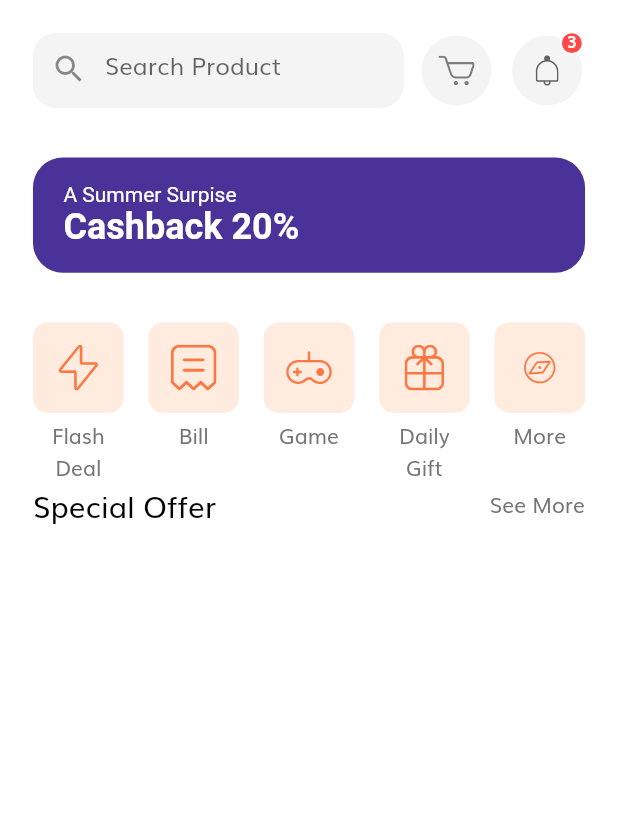
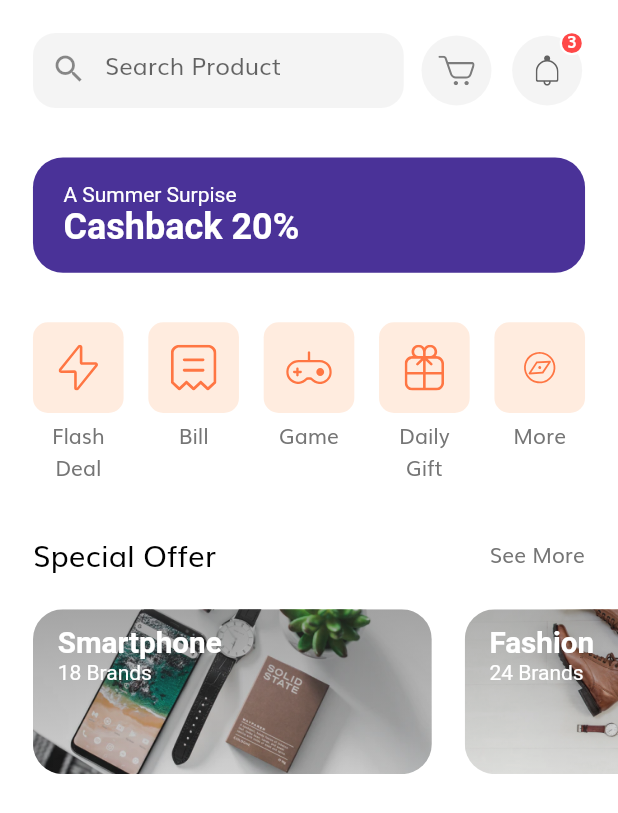
Before and after one commit to kaungphyowai/flutter_e_commerce_ui, a Flutter app: the Home screen opened by its route, on a phone screen of 412 x 824 dp. Shown: the top 813 px of the screen. Run offline on Flutter 3.47's test engine with Material 2 defaults, Android fonts, the phone set to English and light mode, and no system bars; our stand-ins replace flutter_svg.

Commit message:
Special offer section completet

```diff
--- a/lib/screens/home/components/body.dart
+++ b/lib/screens/home/components/body.dart
@@ -1,5 +1,5 @@
 import 'package:flutter/material.dart';
-import 'package:flutter_e_commerce_ui/screens/home/components/section_title.dart';
+import 'package:flutter_e_commerce_ui/screens/home/components/special_offer.dart';
 import 'package:flutter_e_commerce_ui/size_config.dart';
 
 import 'categories.dart';
@@ -19,10 +19,8 @@ class Body extends StatelessWidget {
             DiscountBanner(),
             SizedBox(height: getProportionateScreenWidth(30)),
             Categories(),
-            SectionTitle(
-              text: "Special Offer",
-              press: () {},
-            )
+            SizedBox(height: getProportionateScreenWidth(30)),
+            SpecialOffer()
           ],
         ),
       ),
--- /dev/null
+++ b/lib/screens/home/components/special_offer.dart
@@ -0,0 +1,111 @@
+import 'package:flutter/material.dart';
+import 'package:flutter_e_commerce_ui/screens/home/components/section_title.dart';
+
+import '../../../size_config.dart';
+
+class SpecialOffer extends StatelessWidget {
+  const SpecialOffer({
+    Key key,
+  }) : super(key: key);
+
+  @override
+  Widget build(BuildContext context) {
+    return Column(
+      children: [
+        SectionTitle(
+          text: "Special Offer",
+          press: () {},
+        ),
+        SizedBox(
+          height: getProportionateScreenWidth(20),
+        ),
+        SingleChildScrollView(
+          scrollDirection: Axis.horizontal,
+          physics: BouncingScrollPhysics(),
+          child: Row(
+            children: [
+              SpecialOfferCard(
+                category: "Smartphone",
+                image: "assets/images/Image Banner 2.png",
+                numOfBrands: 18,
+                press: () {},
+              ),
+              SpecialOfferCard(
+                category: "Fashion",
+                image: "assets/images/Image Banner 3.png",
+                numOfBrands: 24,
+                press: () {},
+              ),
+              SizedBox(
+                width: getProportionateScreenWidth(20),
+              ),
+            ],
+          ),
+        ),
+      ],
+    );
+  }
+}
+
+class SpecialOfferCard extends StatelessWidget {
+  const SpecialOfferCard({
+    Key key,
+    @required this.category,
+    @required this.image,
+    @required this.numOfBrands,
+    @required this.press,
+  }) : super(key: key);
+  final String category, image;
+  final int numOfBrands;
+  final GestureTapCallback press;
+  @override
+  Widget build(BuildContext context) {
+    return Padding(
+      padding: EdgeInsets.only(left: getProportionateScreenWidth(20)),
+      child: SizedBox(
+        width: getProportionateScreenWidth(242),
+        height: getProportionateScreenWidth(100),
+        child: ClipRRect(
+          borderRadius: BorderRadius.circular(20),
+          child: Stack(
+            children: [
+              Image.asset(
+                image,
+                fit: BoxFit.cover,
+              ),
+              Container(
+                decoration: BoxDecoration(
+                  gradient: LinearGradient(
+                    begin: Alignment.topCenter,
+                    end: Alignment.bottomCenter,
+                    colors: [
+                      Color(0xFF343434).withOpacity(0.4),
+                      Color(0xFF343434).withOpacity(0.15),
+                    ],
+                  ),
+                ),
+              ),
+              Padding(
+                padding: EdgeInsets.symmetric(
+                  horizontal: getProportionateScreenWidth(15),
+                  vertical: getProportionateScreenWidth(10),
+                ),
+                child: Text.rich(
+                    TextSpan(style: TextStyle(color: Colors.white), children: [
+                  TextSpan(
+                    text: "$category\n",
+                    style: TextStyle(
+                      fontSize: getProportionateScreenWidth(18),
+                      fontWeight: FontWeight.bold,
+                    ),
+                  ),
+                  TextSpan(text: "$numOfBrands Brands")
+                ])),
+              )
+            ],
+          ),
+        ),
+      ),
+    );
+  }
+}
```
